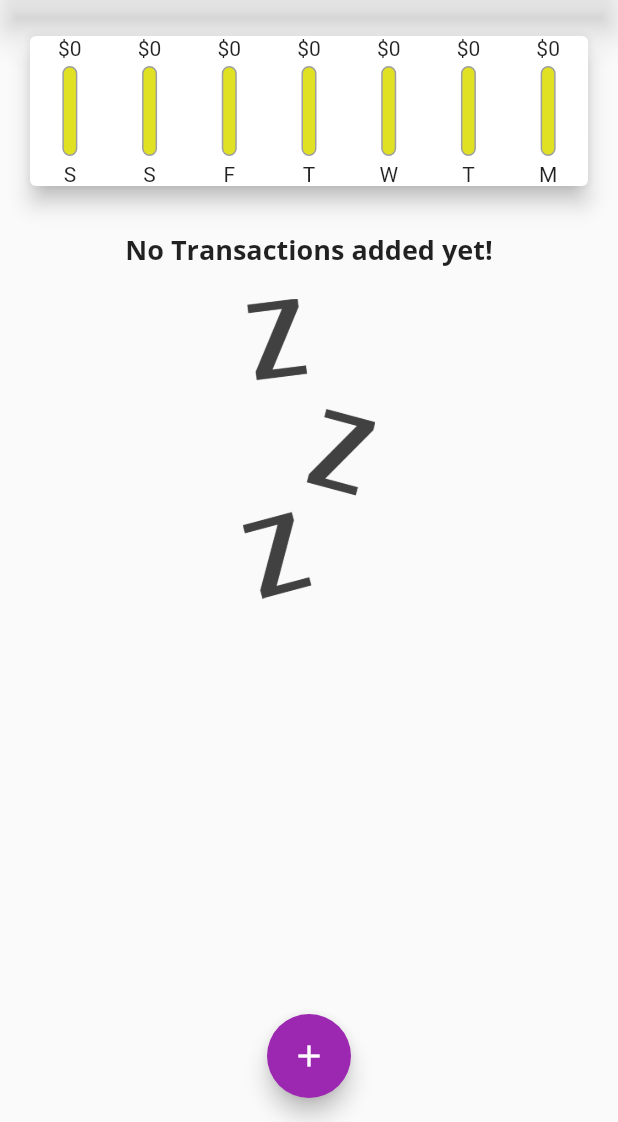
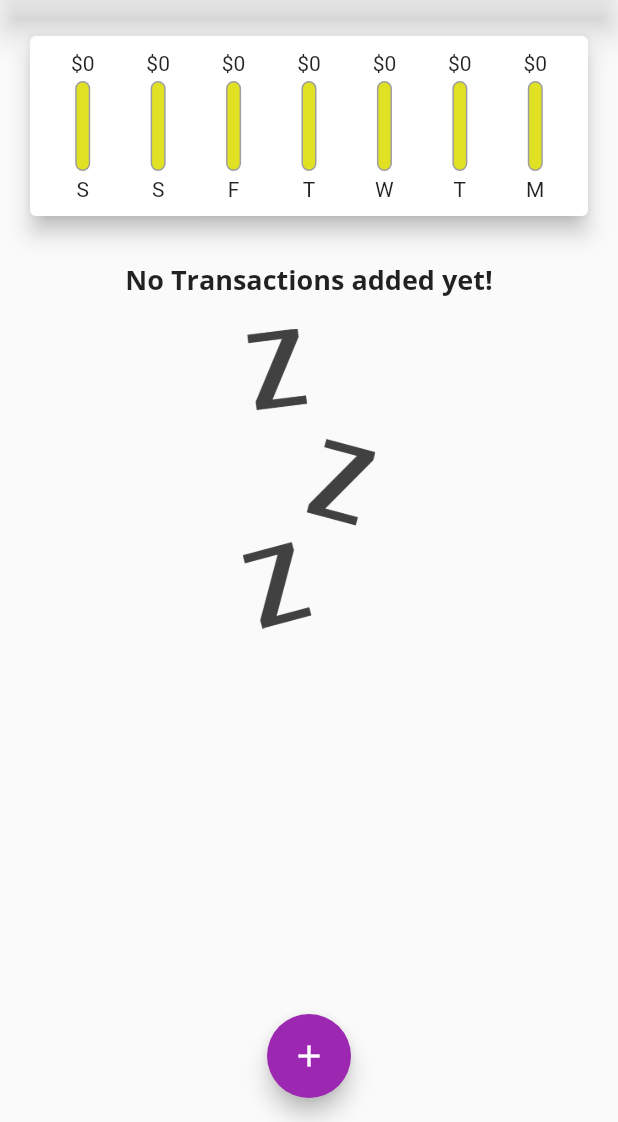
Before and after one commit to gopigoppu/learn_flutter, a Flutter app: the screen it shows after launch, on a phone screen of 412 x 824 dp, the part 114-1236 px from its top. Run offline on Flutter 3.47's test engine with Material 2 defaults, Android fonts, the phone set to English and light mode, and no system bars.

Commit message:
Chatbar UI improvements

```diff
--- a/lib/expense/widgets/chart.dart
+++ b/lib/expense/widgets/chart.dart
@@ -43,6 +43,8 @@ class Chart extends StatelessWidget {
     return Card(
       elevation: 6,
       margin: EdgeInsets.all(20),
+      child: Padding(
+        padding: EdgeInsets.all(10),
         child: Row(
           mainAxisAlignment: MainAxisAlignment.spaceAround,
           children: groupedTransactionValues.map((data) {
@@ -57,6 +59,7 @@ class Chart extends StatelessWidget {
             );
           }).toList(),
         ),
+      ),
     );
   }
 }
--- a/lib/expense/widgets/chart_bar.dart
+++ b/lib/expense/widgets/chart_bar.dart
@@ -12,7 +12,9 @@ class ChartBar extends StatelessWidget {
   Widget build(BuildContext context) {
     return Column(
       children: [
-        Text('\$${spendingAmount.toStringAsFixed(0)}'),
+        FittedBox(
+          child: Text('\$${spendingAmount.toStringAsFixed(0)}'),
+        ),
         SizedBox(
           height: 4,
         ),
```
Lines whose indentation alone changed are shown as unchanged.
